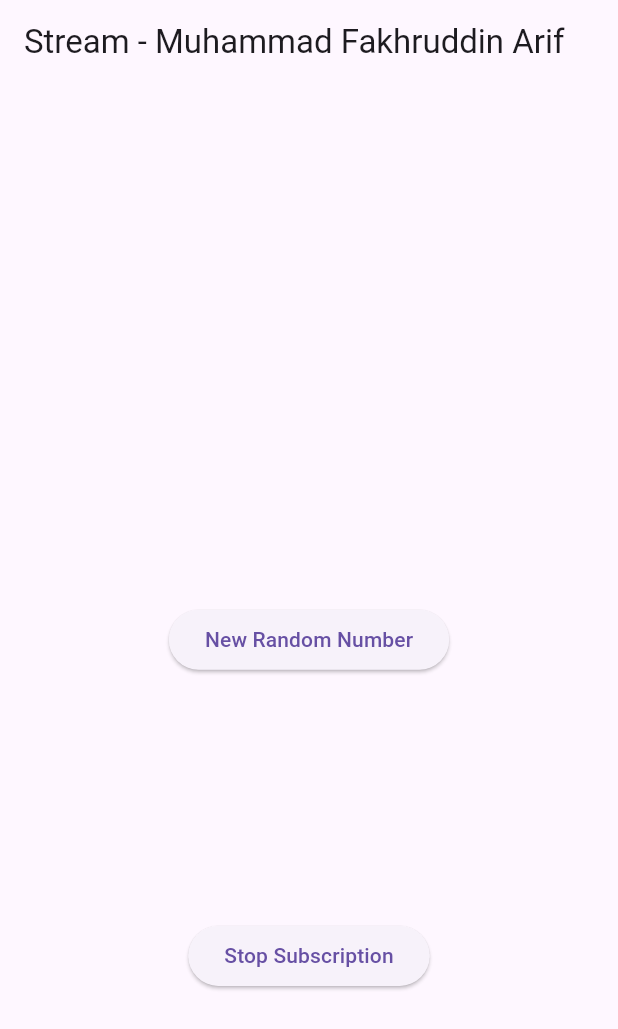
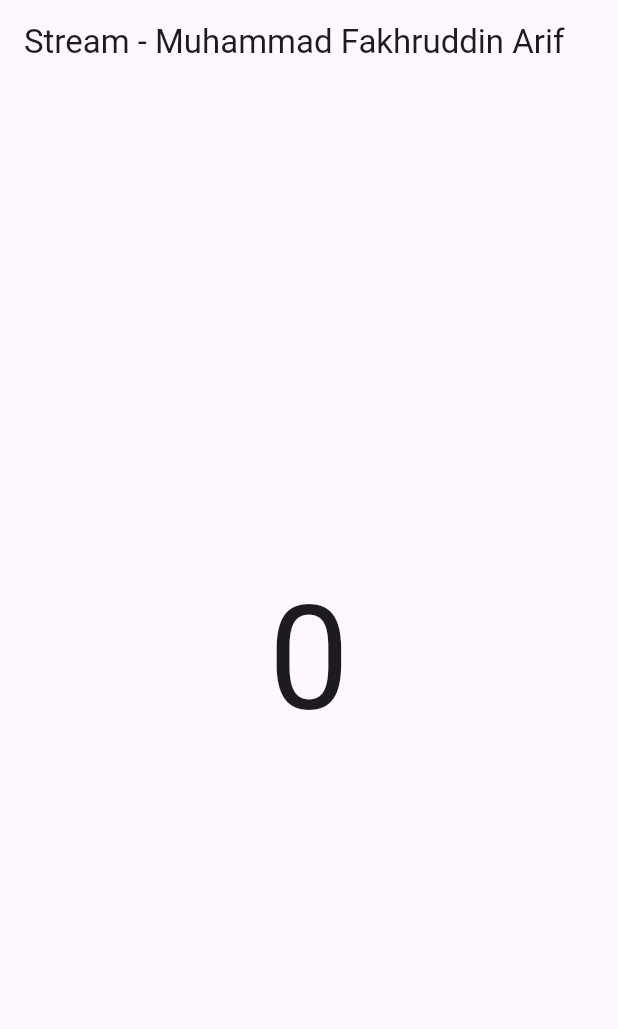
Before and after one commit to fakhruddinarif/mobile_dev, a Flutter app: the screen it shows after launch, on a phone screen of 412 x 824 dp. Shown: the top 1029 px of the screen. Run offline on Flutter 3.47's test engine with Material 3 defaults, Android fonts, the phone set to English and light mode, and no system bars; our stand-ins replace auto_size_text, geolocator, go_router.

Commit message:
W13: Jawaban Soal 12

```diff
--- a/lib/main.dart
+++ b/lib/main.dart
@@ -33,7 +33,7 @@ class StreamHomePage extends StatefulWidget {
 }
 
 class _StreamHomePageState extends State<StreamHomePage> {
-  Color _color = Colors.blueGrey;
+  /*Color _color = Colors.blueGrey;
   late ColorStream colorStream;
 
   int lastNumber = 0;
@@ -79,7 +79,7 @@ class _StreamHomePageState extends State<StreamHomePage> {
     numberStream = NumberStream();
     numberStreamController = numberStream.streamController;
     Stream stream = numberStreamController.stream.asBroadcastStream();
-    /*stream.listen((event) {
+    *//*stream.listen((event) {
       setState(() {
         lastNumber = event;
       });
@@ -87,9 +87,9 @@ class _StreamHomePageState extends State<StreamHomePage> {
       setState(() {
         lastNumber = -1;
       });
-    });*/
+    });*//*
 
-    /*transformer = StreamTransformer<int, int>.fromHandlers(
+    *//*transformer = StreamTransformer<int, int>.fromHandlers(
       handleData: (value, sink) {
         sink.add(value * 10);
       },
@@ -97,9 +97,9 @@ class _StreamHomePageState extends State<StreamHomePage> {
         sink.add(-1);
       },
       handleDone: (sink) => sink.close(),
-    );*/
+    );*//*
 
-    /*subscription = stream.listen((event) {
+    *//*subscription = stream.listen((event) {
       setState(() {
         lastNumber = event;
       });
@@ -113,9 +113,9 @@ class _StreamHomePageState extends State<StreamHomePage> {
 
     subscription.onDone(() {
       print('onDone was called');
-    });*/
+    });*//*
 
-    /*stream.transform(transformer).listen((event) {
+    *//*stream.transform(transformer).listen((event) {
       setState(() {
         lastNumber = event;
       });
@@ -123,7 +123,7 @@ class _StreamHomePageState extends State<StreamHomePage> {
       setState(() {
         lastNumber = -1;
       });
-    });*/
+    });*//*
 
     subscription = stream.listen((event) {
       setState(() {
@@ -165,6 +165,39 @@ class _StreamHomePageState extends State<StreamHomePage> {
           ],
         ),
       )
+    );
+  }*/
+
+  late Stream<int> numberStream;
+
+  @override
+  void initState() {
+    super.initState();
+    numberStream = NumberStream().getNumbers();
+  }
+
+  @override
+  Widget build(BuildContext context) {
+    return Scaffold(
+      appBar: AppBar(
+        title: const Text('Stream - Muhammad Fakhruddin Arif'),
+      ),
+      body: StreamBuilder(
+          stream: numberStream,
+         builder: (context, snapshot) {
+            if (snapshot.hasError) {
+              print("Error");
+            }
+            if (snapshot.hasData) {
+              return Center(
+                child: Text(snapshot.data.toString(), style: const TextStyle(fontSize: 96),
+              ));
+            }
+            else {
+              return SizedBox.shrink();
+           }
+          }
+      ),
     );
   }
 }
--- a/lib/streams/stream.dart
+++ b/lib/streams/stream.dart
@@ -1,3 +1,5 @@
+import 'dart:math';
+
 import 'package:flutter/material.dart';
 import 'dart:async';
 
@@ -24,7 +26,7 @@ class ColorStream {
 }
 
 class NumberStream {
-  final StreamController<int> streamController = StreamController<int>();
+  /*final StreamController<int> streamController = StreamController<int>();
 
   void addNumberToSink(int number) {
     streamController.sink.add(number);
@@ -36,5 +38,16 @@ class NumberStream {
 
   addError() {
     streamController.sink.addError('Error');
+  }*/
+
+  Stream<int> getNumbers() async* {
+    yield* Stream.periodic(
+      const Duration(seconds: 1),
+      (int count) {
+        Random random = Random();
+        int randomNumber = random.nextInt(10);
+        return randomNumber;
+      }
+    );
   }
 }
```
Also changed, not shown: images/13_06_12.gif (added), 1 other file.
